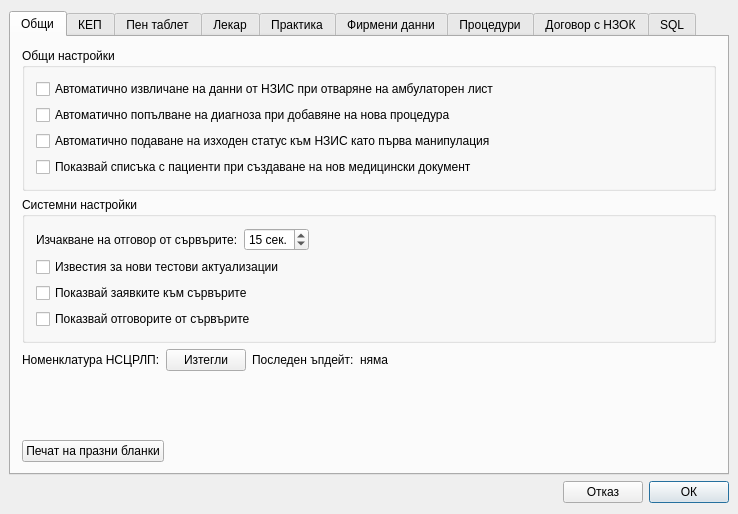
Qt form src/View/Widgets/SettingsDialog.ui (thefinalcutbg/DinoDent) before a commit.
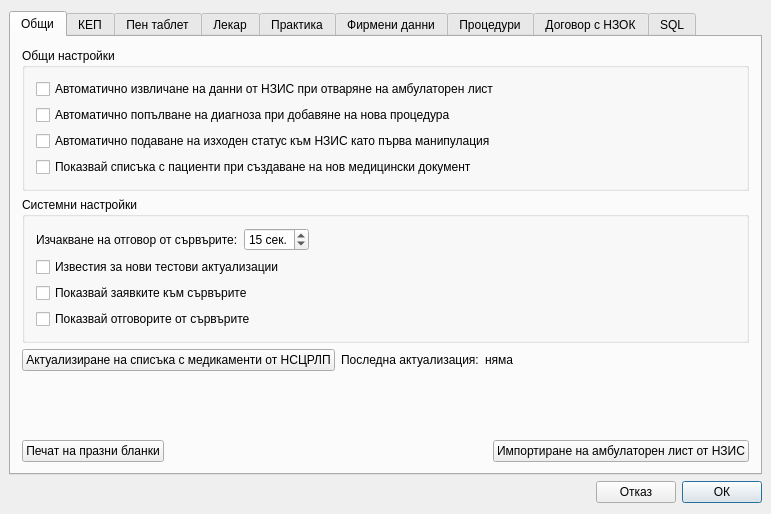
The same form after that commit. The open tabs and pages were chosen to show the change. Custom widgets are drawn as their Qt base class.

Commit message: HIS import finished

Diff of the .ui file:
```diff
--- a/src/View/Widgets/SettingsDialog.ui
+++ b/src/View/Widgets/SettingsDialog.ui
@@ -6,7 +6,7 @@
    <rect>
     <x>0</x>
     <y>0</y>
-    <width>738</width>
+    <width>771</width>
     <height>514</height>
    </rect>
   </property>
@@ -155,24 +155,17 @@
        </item>
        <item>
         <layout class="QHBoxLayout" name="horizontalLayout_3">
-         <item>
-          <widget class="QLabel" name="label">
-           <property name="text">
-            <string>Номенклатура НСЦРЛП:</string>
-           </property>
-          </widget>
-         </item>
          <item>
           <widget class="QPushButton" name="updateMedButton">
            <property name="text">
-            <string>Изтегли</string>
+            <string>Актуализиране на списъка с медикаменти от НСЦРЛП</string>
            </property>
           </widget>
          </item>
          <item>
           <widget class="QLabel" name="label_2">
            <property name="text">
-            <string>Последен ъпдейт:</string>
+            <string>Последна актуализация:</string>
            </property>
           </widget>
          </item>
@@ -236,6 +229,13 @@
            </property>
           </spacer>
          </item>
+         <item>
+          <widget class="QPushButton" name="hisImport">
+           <property name="text">
+            <string>Импортиране на амбулаторен лист от НЗИС</string>
+           </property>
+          </widget>
+         </item>
         </layout>
        </item>
       </layout>
```
Left out of the diff: 6 changed lines with no effect on the pictures. The commit also changes 17 other files.
